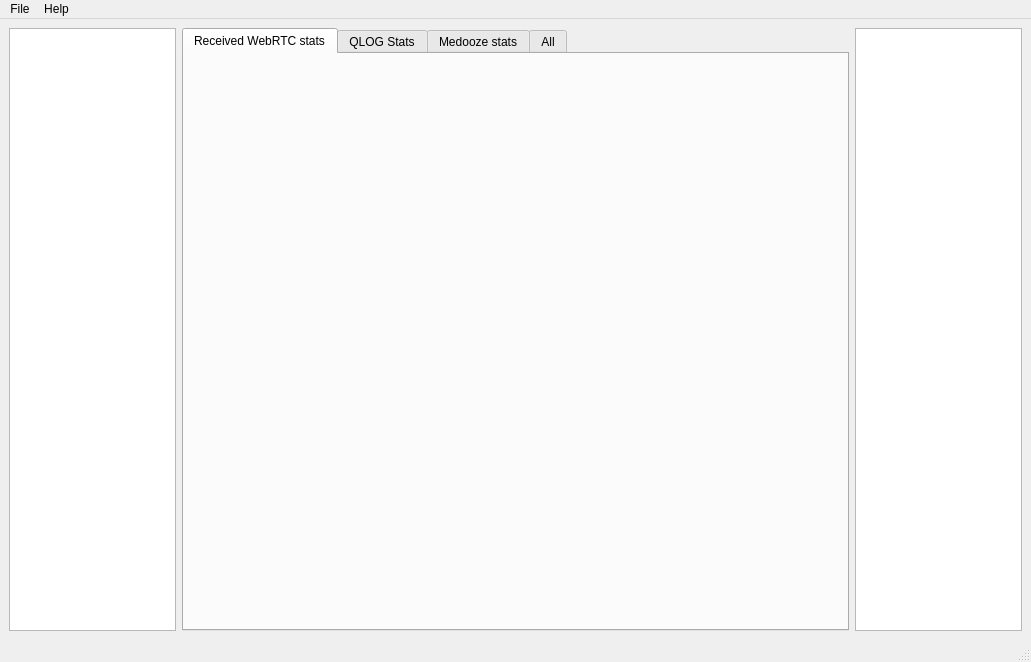
This is src/main_window.ui in dbaldassi/quic-tunnel-stats-viewer as Qt 5 draws it before an edit. The edited form follows.
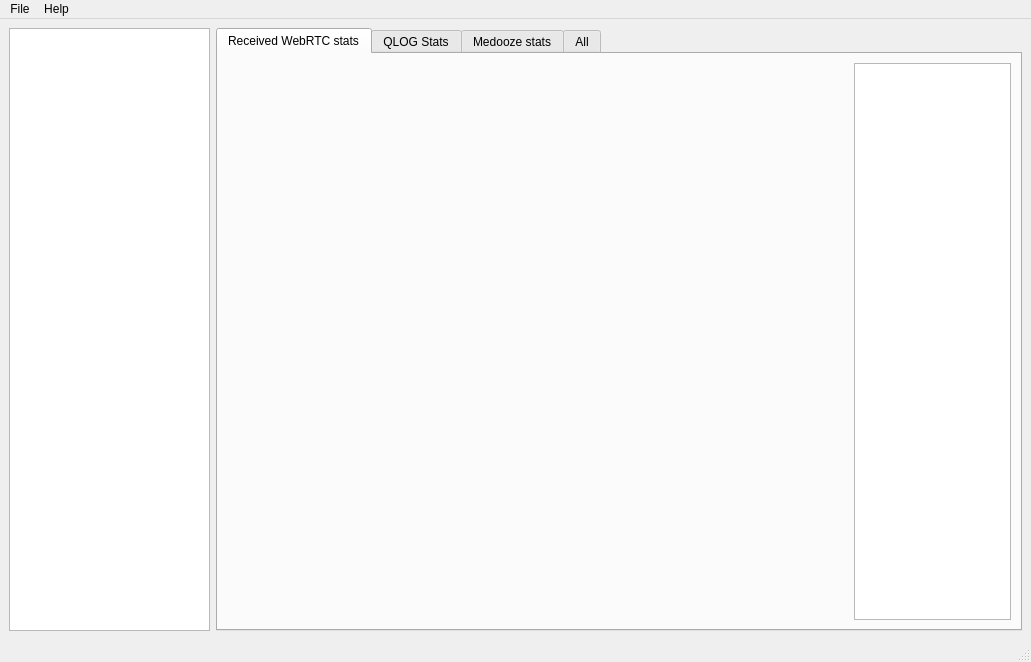
This is the edited form.

Patch:
```diff
--- a/src/main_window.ui
+++ b/src/main_window.ui
@@ -16,7 +16,7 @@
   <widget class="QWidget" name="centralwidget">
    <layout class="QHBoxLayout" name="horizontalLayout_2">
     <item>
-     <layout class="QHBoxLayout" name="horizontalLayout" stretch="1,4,1">
+     <layout class="QHBoxLayout" name="horizontalLayout" stretch="1,4">
       <item>
        <widget class="QTreeWidget" name="exp_menu">
         <property name="horizontalScrollBarPolicy">
@@ -53,7 +53,14 @@
          <attribute name="title">
           <string>Received WebRTC stats</string>
          </attribute>
-         <layout class="QVBoxLayout" name="verticalLayout_2"/>
+         <layout class="QHBoxLayout" name="horizontalLayout_3" stretch="4,1">
+          <item>
+           <layout class="QVBoxLayout" name="recv_chart_layout"/>
+          </item>
+          <item>
+           <widget class="QListWidget" name="legend_recv"/>
+          </item>
+         </layout>
         </widget>
         <widget class="QWidget" name="qlog_tab">
          <attribute name="title">
@@ -75,9 +82,6 @@
         </widget>
        </widget>
       </item>
-      <item>
-       <widget class="QListWidget" name="legend_list"/>
-      </item>
      </layout>
     </item>
    </layout>
```
Left out of the diff: 9 changed lines with no effect on the pictures.
